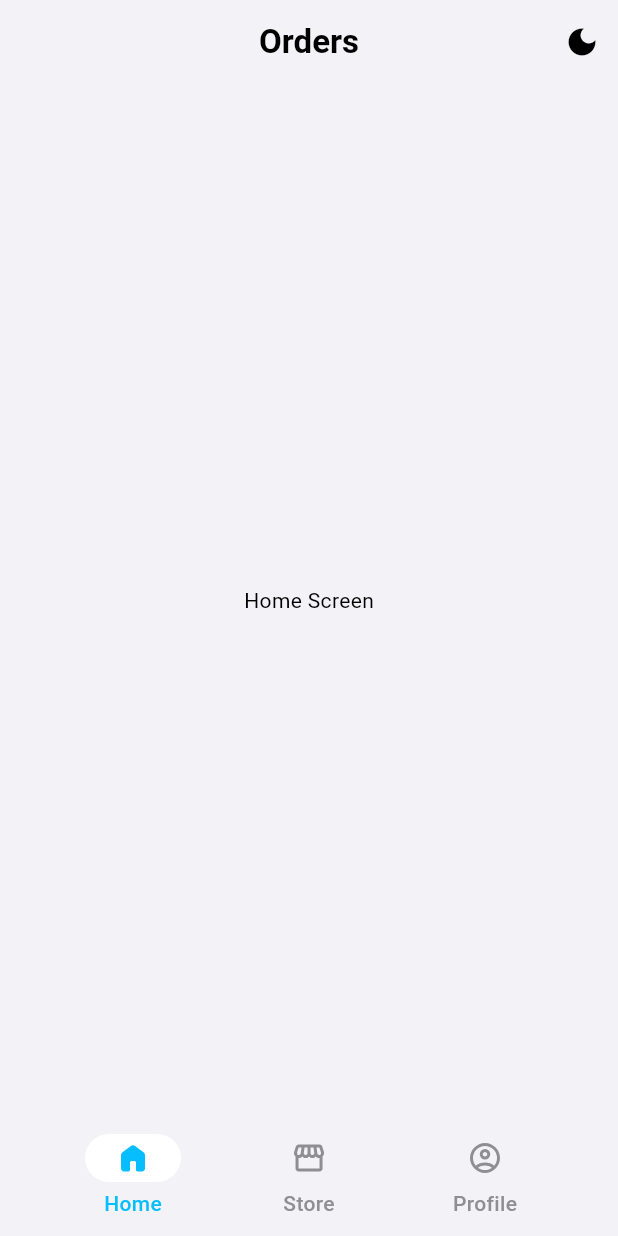
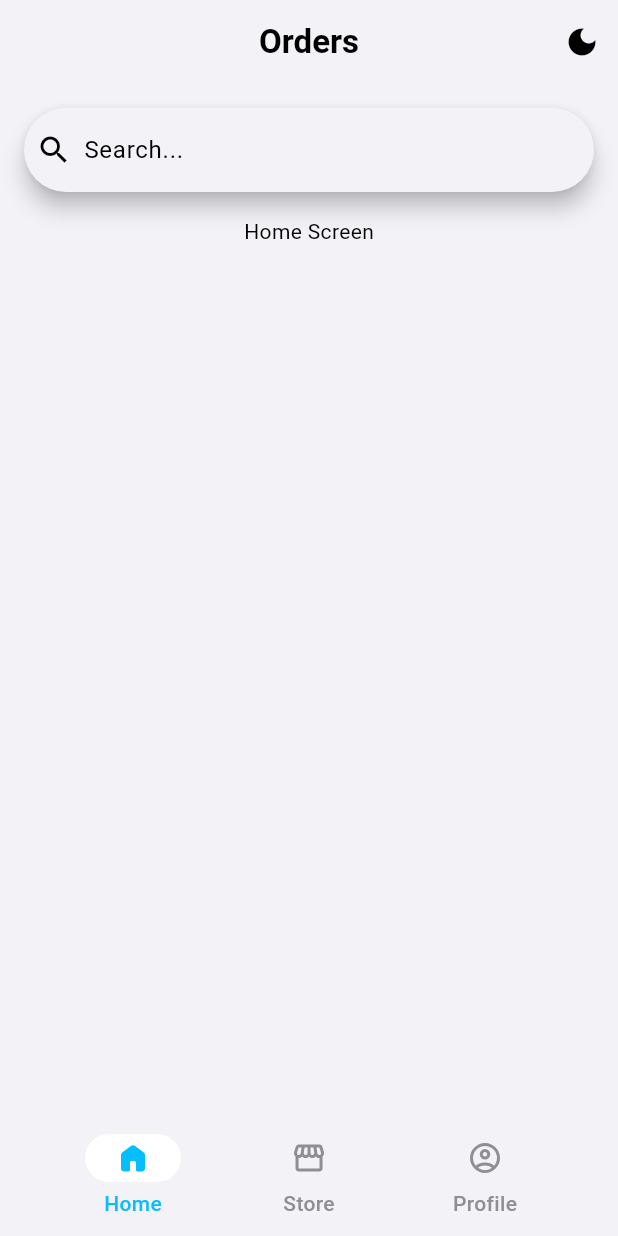
Before and after one commit to SimpliMinimalist/Genesis, a Flutter app: the screen it shows after launch, on a phone screen of 412 x 824 dp. Run offline on Flutter 3.47's test engine with Material 3 defaults, Android fonts, the phone set to English and light mode, and no system bars; our stand-ins replace flutter_svg, go_router.

```diff
--- /dev/null
+++ b/lib/core/widgets/search_bar.dart
@@ -0,0 +1,13 @@
+import 'package:flutter/material.dart';
+
+class AppSearchBar extends StatelessWidget {
+  const AppSearchBar({super.key});
+
+  @override
+  Widget build(BuildContext context) {
+    return const SearchBar(
+      hintText: 'Search...',
+      leading: Icon(Icons.search),
+    );
+  }
+}
--- a/lib/features/home/presentation/screen/home_screen.dart
+++ b/lib/features/home/presentation/screen/home_screen.dart
@@ -1,12 +1,22 @@
 import 'package:flutter/material.dart';
+import 'package:myapp/core/widgets/search_bar.dart';
 
 class HomeScreen extends StatelessWidget {
   const HomeScreen({super.key});
 
   @override
   Widget build(BuildContext context) {
-    return const Center(
-      child: Text('Home Screen'),
+    return const Scaffold(
+      body: Padding(
+        padding: EdgeInsets.all(16.0),
+        child: Column(
+          children: [
+            AppSearchBar(),
+            SizedBox(height: 16.0),
+            Text('Home Screen'),
+          ],
+        ),
+      ),
     );
   }
 }
```
Also changed, not shown: lib/features/store/presentation/screen/store_screen.dart (+12 -2 lines), assets/icons/search.svg (added).
